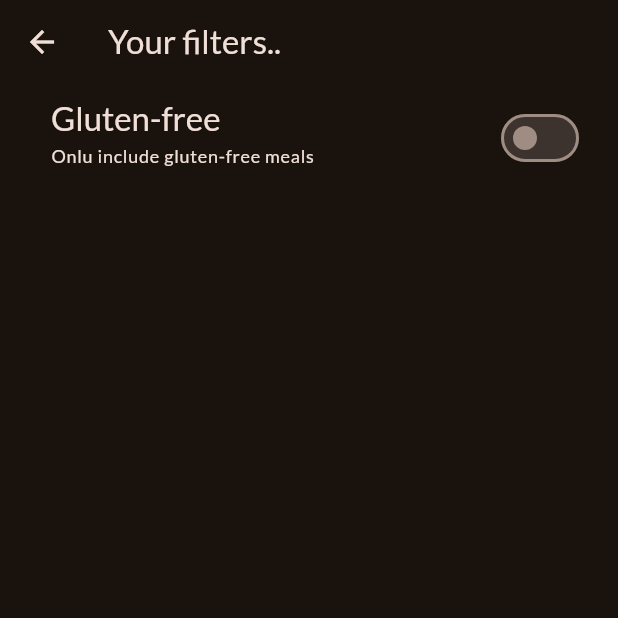
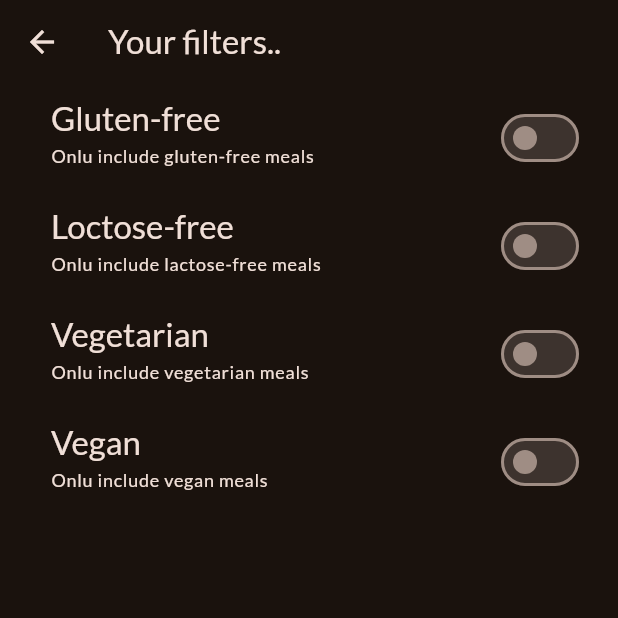
Before and after one commit to Chandrabhanaher/meals_app, a Flutter app: the FilterScreen screen opened directly, on a phone screen of 412 x 824 dp, the top half of it. Run offline on Flutter 3.47's test engine with Material 3 defaults, Android fonts, the phone set to English and light mode, and no system bars; our stand-ins replace google_fonts, transparent_image.

Commit message:
add fillter screen

```diff
--- a/lib/screens/fliters.dart
+++ b/lib/screens/fliters.dart
@@ -1,4 +1,13 @@
 import 'package:flutter/material.dart';
+// import 'package:meals_app/screens/tabs.dart';
+// import 'package:meals_app/widgets/main_drawer.dart';
+
+enum FilterData {
+  glutenFree,
+  lactoseFree,
+  vegetarian,
+  vegan,
+}
 
 class FilterScreen extends StatefulWidget {
   const FilterScreen({super.key});
@@ -11,13 +20,37 @@ class FilterScreen extends StatefulWidget {
 
 class _FilterScreenState extends State<FilterScreen> {
   var _glutenFreeFilterSet = false;
+  var _lactoseFreeFilterSet = false;
+  var _vegetarianFilterSet = false;
+  var _veganFilterSet = false;
+
   @override
   Widget build(BuildContext context) {
     return Scaffold(
       appBar: AppBar(
         title: const Text('Your filters..'),
       ),
-      body: Column(
+      // drawer: MainDrawer(
+      //   onSelectScreen: (identifier) {
+      //     Navigator.of(context).pop();
+      //     if (identifier == 'meals') {
+      //       Navigator.of(context)
+      //           .push(MaterialPageRoute(builder: (ctx) => const TabsScreen()));
+      //     }
+      //   },
+      // ),
+      body: PopScope(
+        canPop: false,
+        onPopInvokedWithResult: (bool didPop, dynamic result) {
+          if (didPop) return;
+          Navigator.of(context).pop({
+            FilterData.glutenFree: _glutenFreeFilterSet,
+            FilterData.lactoseFree: _lactoseFreeFilterSet,
+            FilterData.vegetarian: _vegetarianFilterSet,
+            FilterData.vegan: _veganFilterSet
+          });
+        },
+        child: Column(
           children: [
             SwitchListTile(
               value: _glutenFreeFilterSet,
@@ -31,20 +64,93 @@ class _FilterScreenState extends State<FilterScreen> {
                 style: Theme.of(context)
                     .textTheme
                     .titleLarge!
-                  .copyWith(color: Theme.of(context).colorScheme.onBackground),
+                    .copyWith(color: Theme.of(context).colorScheme.onSurface),
               ),
               subtitle: Text(
                 'Onlu include gluten-free meals',
                 style: Theme.of(context)
                     .textTheme
                     .labelMedium!
-                  .copyWith(color: Theme.of(context).colorScheme.onBackground),
+                    .copyWith(color: Theme.of(context).colorScheme.onSurface),
+              ),
+              activeColor: Theme.of(context).colorScheme.tertiary,
+              contentPadding: const EdgeInsets.only(left: 34, right: 22),
+            ),
+            SwitchListTile(
+              value: _lactoseFreeFilterSet,
+              onChanged: (isChecked) {
+                setState(() {
+                  _lactoseFreeFilterSet = isChecked;
+                });
+              },
+              title: Text(
+                'Loctose-free',
+                style: Theme.of(context)
+                    .textTheme
+                    .titleLarge!
+                    .copyWith(color: Theme.of(context).colorScheme.onSurface),
+              ),
+              subtitle: Text(
+                'Onlu include lactose-free meals',
+                style: Theme.of(context)
+                    .textTheme
+                    .labelMedium!
+                    .copyWith(color: Theme.of(context).colorScheme.onSurface),
+              ),
+              activeColor: Theme.of(context).colorScheme.tertiary,
+              contentPadding: const EdgeInsets.only(left: 34, right: 22),
+            ),
+            SwitchListTile(
+              value: _vegetarianFilterSet,
+              onChanged: (isChecked) {
+                setState(() {
+                  _vegetarianFilterSet = isChecked;
+                });
+              },
+              title: Text(
+                'Vegetarian',
+                style: Theme.of(context)
+                    .textTheme
+                    .titleLarge!
+                    .copyWith(color: Theme.of(context).colorScheme.onSurface),
+              ),
+              subtitle: Text(
+                'Onlu include vegetarian meals',
+                style: Theme.of(context)
+                    .textTheme
+                    .labelMedium!
+                    .copyWith(color: Theme.of(context).colorScheme.onSurface),
+              ),
+              activeColor: Theme.of(context).colorScheme.tertiary,
+              contentPadding: const EdgeInsets.only(left: 34, right: 22),
+            ),
+            SwitchListTile(
+              value: _veganFilterSet,
+              onChanged: (isChecked) {
+                setState(() {
+                  _veganFilterSet = isChecked;
+                });
+              },
+              title: Text(
+                'Vegan',
+                style: Theme.of(context)
+                    .textTheme
+                    .titleLarge!
+                    .copyWith(color: Theme.of(context).colorScheme.onSurface),
+              ),
+              subtitle: Text(
+                'Onlu include vegan meals',
+                style: Theme.of(context)
+                    .textTheme
+                    .labelMedium!
+                    .copyWith(color: Theme.of(context).colorScheme.onSurface),
               ),
               activeColor: Theme.of(context).colorScheme.tertiary,
               contentPadding: const EdgeInsets.only(left: 34, right: 22),
             ),
           ],
         ),
+      ),
     );
   }
 }
--- a/lib/screens/meals.dart
+++ b/lib/screens/meals.dart
@@ -36,7 +36,7 @@ class MealsScreen extends StatelessWidget {
             style: Theme.of(context)
                 .textTheme
                 .headlineLarge!
-                .copyWith(color: Theme.of(context).colorScheme.onBackground),
+                .copyWith(color: Theme.of(context).colorScheme.onSurface),
           ),
           const SizedBox(height: 16),
           Text(
@@ -44,7 +44,7 @@ class MealsScreen extends StatelessWidget {
             style: Theme.of(context)
                 .textTheme
                 .bodyLarge!
-                .copyWith(color: Theme.of(context).colorScheme.onBackground),
+                .copyWith(color: Theme.of(context).colorScheme.onSurface),
           ),
         ],
       ),
--- a/lib/widgets/category_grid_items.dart
+++ b/lib/widgets/category_grid_items.dart
@@ -30,7 +30,7 @@ class CategoryGridItems extends StatelessWidget {
         child: Text(
           category.title,
           style: Theme.of(context).textTheme.labelLarge!.copyWith(
-                color: Theme.of(context).colorScheme.onBackground,
+                color: Theme.of(context).colorScheme.onSurface,
               ),
         ),
       ),
--- a/pubspec.yaml
+++ b/pubspec.yaml
@@ -35,7 +35,7 @@ dependencies:
   # The following adds the Cupertino Icons font to your application.
   # Use with the CupertinoIcons class for iOS style icons.
   cupertino_icons: ^1.0.2
-  google_fonts: 6.1.0
+  google_fonts: ^6.2.1
   transparent_image: ^2.0.1
 
 dev_dependencies:
@@ -47,7 +47,7 @@ dev_dependencies:
   # activated in the `analysis_options.yaml` file located at the root of your
   # package. See that file for information about deactivating specific lint
   # rules and activating additional ones.
-  flutter_lints: ^2.0.0
+  flutter_lints: ^5.0.0
 
 # For information on the generic Dart part of this file, see the
 # following page: https://dart.dev/tools/pub/pubspec
```
Also changed, not shown: lib/screens/meals_details.dart (+5 -3 lines), lib/screens/tabs.dart (+8 -2 lines), lib/widgets/main_drawer.dart (+4 -4 lines), pubspec.lock, 20 other files. Lines whose indentation alone changed are shown as unchanged.
